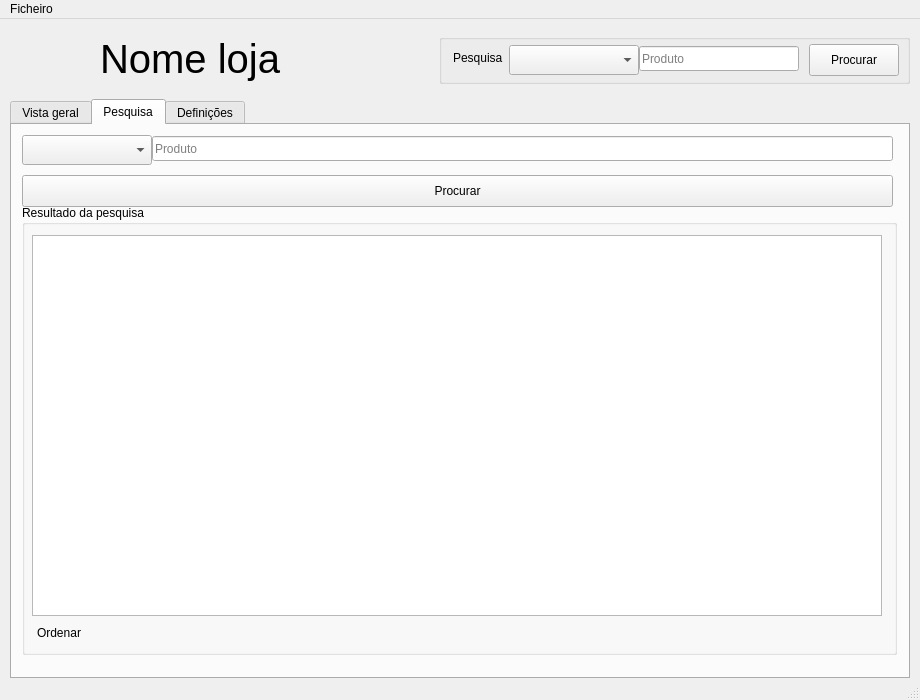
dnigamer/projeto-AED, file src/gui/MainMenu.ui: the form before one commit.
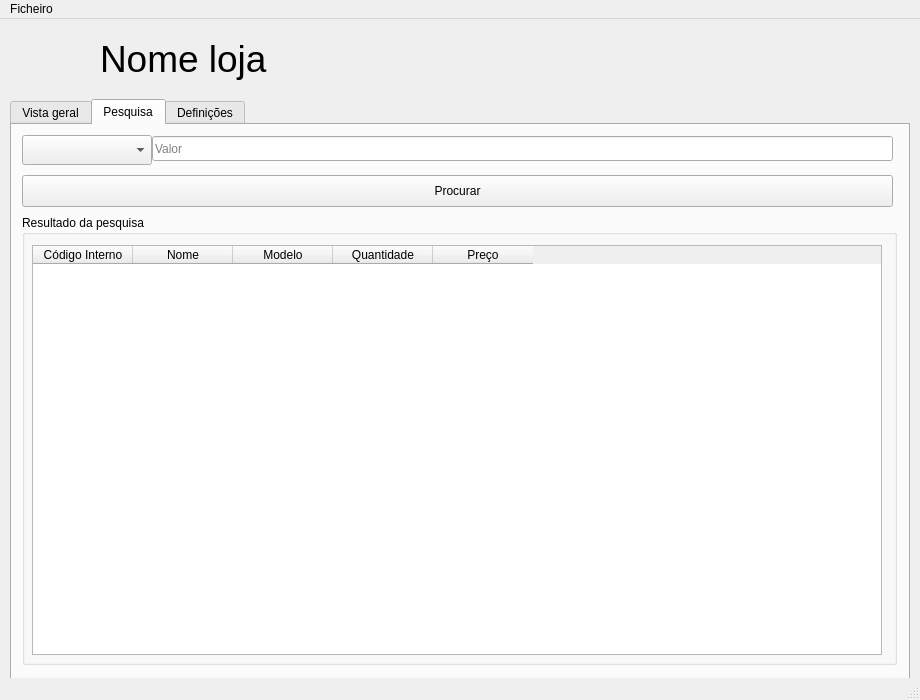
The form after the commit. The open tabs and pages were chosen to show the change. Icons and pictures are not drawn.

Commit message: Redesign do GUI - separadores.

Diff of the .ui file:
```diff
--- a/src/gui/MainMenu.ui
+++ b/src/gui/MainMenu.ui
@@ -26,101 +26,24 @@
    <string>MainMenu</string>
   </property>
   <widget class="QWidget" name="centralwidget">
-   <widget class="QGroupBox" name="groupBoxPesquisa">
-    <property name="geometry">
-     <rect>
-      <x>439</x>
-      <y>15</y>
-      <width>471</width>
-      <height>50</height>
-     </rect>
-    </property>
-    <property name="maximumSize">
-     <size>
-      <width>500</width>
-      <height>100</height>
-     </size>
-    </property>
-    <property name="title">
-     <string/>
-    </property>
-    <widget class="QComboBox" name="categoriaCB">
-     <property name="geometry">
-      <rect>
-       <x>70</x>
-       <y>11</y>
-       <width>130</width>
-       <height>30</height>
-      </rect>
-     </property>
-     <property name="editable">
-      <bool>false</bool>
-     </property>
-     <property name="currentText">
-      <string/>
-     </property>
-     <property name="placeholderText">
-      <string>Tipo</string>
-     </property>
-    </widget>
-    <widget class="QLineEdit" name="produtoTE">
-     <property name="geometry">
-      <rect>
-       <x>200</x>
-       <y>12</y>
-       <width>160</width>
-       <height>25</height>
-      </rect>
-     </property>
-     <property name="placeholderText">
-      <string>Produto</string>
-     </property>
-    </widget>
-    <widget class="QLabel" name="textLab">
-     <property name="geometry">
-      <rect>
-       <x>14</x>
-       <y>14</y>
-       <width>55</width>
-       <height>20</height>
-      </rect>
-     </property>
-     <property name="text">
-      <string>Pesquisa</string>
-     </property>
-    </widget>
-    <widget class="QPushButton" name="procuraBtn">
-     <property name="geometry">
-      <rect>
-       <x>370</x>
-       <y>10</y>
-       <width>90</width>
-       <height>32</height>
-      </rect>
-     </property>
-     <property name="text">
-      <string>Procurar</string>
-     </property>
-    </widget>
-   </widget>
    <widget class="QLabel" name="nomeLojaLab">
     <property name="geometry">
      <rect>
       <x>100</x>
       <y>15</y>
-      <width>300</width>
+      <width>800</width>
       <height>50</height>
      </rect>
     </property>
     <property name="maximumSize">
      <size>
-      <width>300</width>
+      <width>800</width>
       <height>300</height>
      </size>
     </property>
     <property name="font">
      <font>
-      <pointsize>30</pointsize>
+      <pointsize>28</pointsize>
      </font>
     </property>
     <property name="text">
@@ -169,7 +92,7 @@
       <x>10</x>
       <y>80</y>
       <width>900</width>
-      <height>580</height>
+      <height>581</height>
      </rect>
     </property>
     <property name="currentIndex">
@@ -568,7 +491,7 @@
        </rect>
       </property>
       <property name="placeholderText">
-       <string>Produto</string>
+       <string>Valor</string>
       </property>
      </widget>
      <widget class="QPushButton" name="procuraBtn_2">
@@ -607,7 +530,7 @@
       <property name="geometry">
        <rect>
         <x>10</x>
-        <y>80</y>
+        <y>90</y>
         <width>875</width>
         <height>450</height>
        </rect>
@@ -615,17 +538,7 @@
       <property name="title">
        <string>Resultado da pesquisa</string>
       </property>
-      <widget class="QListView" name="listView">
-       <property name="geometry">
-        <rect>
-         <x>10</x>
-         <y>30</y>
-         <width>850</width>
-         <height>381</height>
-        </rect>
-       </property>
-      </widget>
-      <widget class="QLabel" name="label_8">
+      <widget class="QLabel" name="ordenarLab">
        <property name="geometry">
         <rect>
          <x>15</x>
@@ -638,6 +551,47 @@
         <string>Ordenar</string>
        </property>
       </widget>
+      <widget class="QTableWidget" name="tableWidget">
+       <property name="geometry">
+        <rect>
+         <x>10</x>
+         <y>30</y>
+         <width>850</width>
+         <height>410</height>
+        </rect>
+       </property>
+       <property name="rowCount">
+        <number>0</number>
+       </property>
+       <property name="columnCount">
+        <number>5</number>
+       </property>
+       <column>
+        <property name="text">
+         <string>Código Interno</string>
+        </property>
+       </column>
+       <column>
+        <property name="text">
+         <string>Nome</string>
+        </property>
+       </column>
+       <column>
+        <property name="text">
+         <string>Modelo</string>
+        </property>
+       </column>
+       <column>
+        <property name="text">
+         <string>Quantidade</string>
+        </property>
+       </column>
+       <column>
+        <property name="text">
+         <string>Preço</string>
+        </property>
+       </column>
+      </widget>
      </widget>
     </widget>
     <widget class="QWidget" name="definicoes">
```
Left out of the diff: 115 changed lines with no effect on the pictures. The commit also changes 2 other files.
